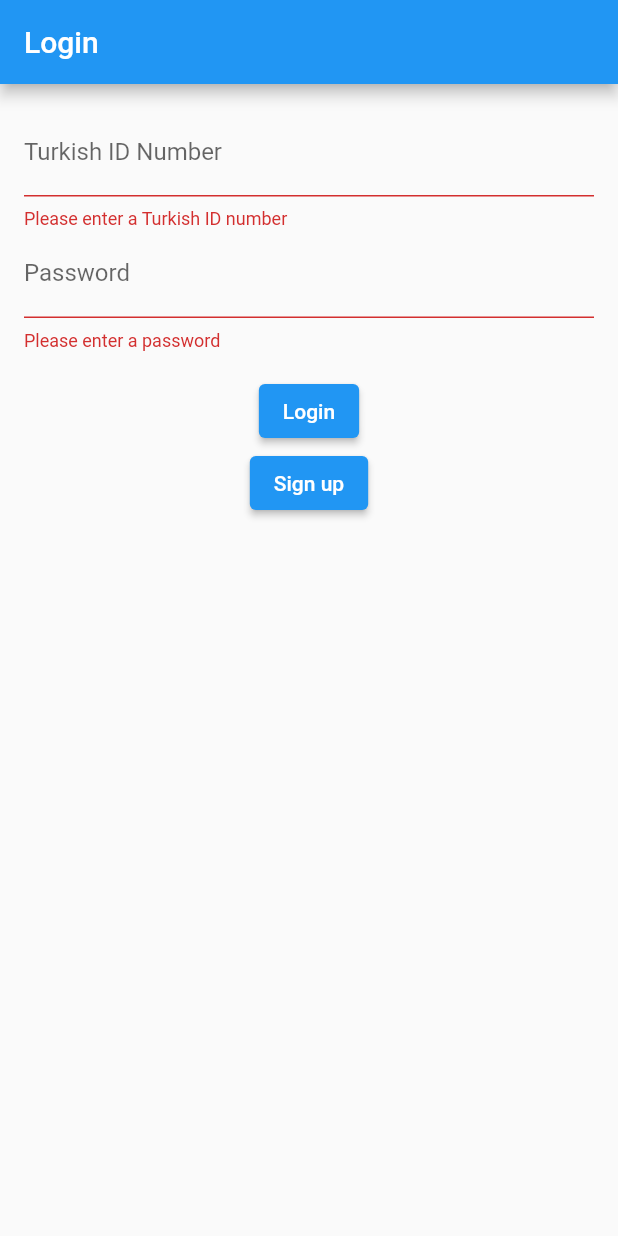
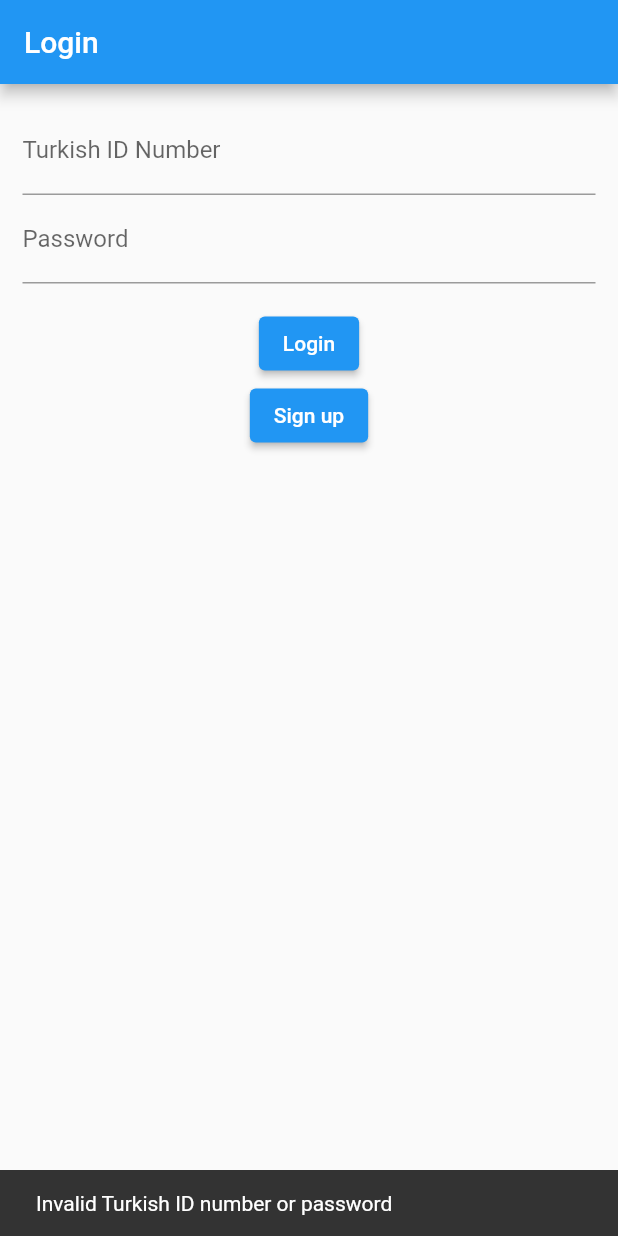
Before and after one commit to MURABIT-PASHA/Mobile-Programming-Homework-5, a Flutter app: the screen it shows after launch, after a tap on "Login", on a phone screen of 412 x 824 dp. Run offline on Flutter 3.47's test engine with Material 2 defaults, Android fonts, the phone set to English and light mode, and no system bars; our stand-ins replace sqflite; accounts and stored records are empty.

Commit message:
Some bugs are fixed

```diff
--- a/lib/login_page.dart
+++ b/lib/login_page.dart
@@ -11,8 +11,6 @@ class LoginPage extends StatefulWidget {
 }
 
 class _LoginPageState extends State<LoginPage> {
-  final _formKey = GlobalKey<FormState>();
-
   final _turkishIdController = TextEditingController();
   final _passwordController = TextEditingController();
 
@@ -22,10 +20,10 @@ class _LoginPageState extends State<LoginPage> {
       appBar: AppBar(
         title: const Text('Login'),
       ),
-      body: Padding(
-        padding: const EdgeInsets.all(16.0),
-        child: Form(
-          key: _formKey,
+      body: Container(
+        margin: const EdgeInsets.all(15),
+        width: MediaQuery.of(context).size.width,
+        height: MediaQuery.of(context).size.height,
         child: Column(
           children: [
             TextFormField(
@@ -56,7 +54,6 @@ class _LoginPageState extends State<LoginPage> {
             const SizedBox(height: 16.0),
             ElevatedButton(
               onPressed: () async {
-                  if (_formKey.currentState!.validate()) {
                   final user = await widget.userDatabaseManager.getUser(
                     turkishId: _turkishIdController.text,
                     password: _passwordController.text,
@@ -71,7 +68,7 @@ class _LoginPageState extends State<LoginPage> {
                   } else {
                     Navigator.pushNamed(context, '/home');
                   }
-                  }
+
               },
               child: const Text('Login'),
             ),
@@ -84,7 +81,6 @@ class _LoginPageState extends State<LoginPage> {
           ],
         ),
       ),
-      ),
     );
   }
 }
--- a/lib/profile_page.dart
+++ b/lib/profile_page.dart
@@ -23,7 +23,7 @@ class _ProfilePageState extends State<ProfilePage> {
 
   void _loadUser() async {
     final user = await widget.userDatabaseManager
-        .getUser(turkishId: '1111111', password: '111111');
+        .getUser(turkishId: '11819689676', password: '12345');
     setState(() {
       _user = user!;
     });
--- a/lib/user_database_manager.dart
+++ b/lib/user_database_manager.dart
@@ -78,6 +78,7 @@ class UserDatabaseManager {
     required String turkishId,
     required String password,
   }) async {
+    printAllRows();
     final db = await _database;
     final results = await db.query(
       'users',
@@ -89,4 +90,10 @@ class UserDatabaseManager {
     }
     return User.fromMap(results.first);
   }
+  Future<void> printAllRows() async {
+    List<Map<String, dynamic>> rows = await _database.rawQuery('SELECT * FROM users');
+    for (Map<String, dynamic> row in rows) {
+      print(row);
+    }
+  }
 }
```
Also changed, not shown: lib/registration_page.dart (+15 -3 lines). Lines whose indentation alone changed are shown as unchanged.
